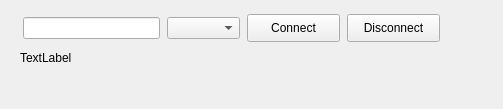
Qt form mainwindow.ui (d-serj/comhdlc) before a commit.
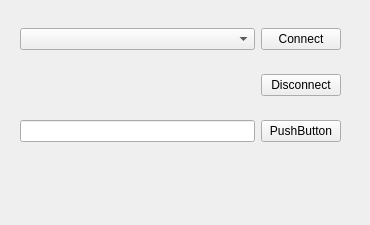
The same form after that commit.

Commit message: Update main window

The edit to the form file:
```diff
--- a/mainwindow.ui
+++ b/mainwindow.ui
@@ -6,72 +6,70 @@
    <rect>
     <x>0</x>
     <y>0</y>
-    <width>503</width>
-    <height>109</height>
+    <width>370</width>
+    <height>225</height>
    </rect>
   </property>
+  <property name="minimumSize">
+   <size>
+    <width>370</width>
+    <height>225</height>
+   </size>
+  </property>
+  <property name="maximumSize">
+   <size>
+    <width>370</width>
+    <height>225</height>
+   </size>
+  </property>
+  <property name="baseSize">
+   <size>
+    <width>370</width>
+    <height>225</height>
+   </size>
+  </property>
   <property name="windowTitle">
    <string>MainWindow</string>
   </property>
   <widget class="QWidget" name="centralwidget">
-   <widget class="QComboBox" name="comboBox">
-    <property name="geometry">
-     <rect>
-      <x>167</x>
-      <y>17</y>
-      <width>73</width>
-      <height>22</height>
-     </rect>
-    </property>
-   </widget>
-   <widget class="QPushButton" name="buttonConnect">
-    <property name="geometry">
-     <rect>
-      <x>247</x>
-      <y>14</y>
-      <width>93</width>
-      <height>28</height>
-     </rect>
-    </property>
-    <property name="text">
-     <string>Connect</string>
-    </property>
-   </widget>
-   <widget class="QPushButton" name="buttonDisconnect">
-    <property name="geometry">
-     <rect>
-      <x>347</x>
-      <y>14</y>
-      <width>93</width>
-      <height>28</height>
-     </rect>
-    </property>
-    <property name="text">
-     <string>Disconnect</string>
-    </property>
-   </widget>
-   <widget class="QLineEdit" name="lineEdit">
-    <property name="geometry">
-     <rect>
-      <x>23</x>
-      <y>17</y>
-      <width>137</width>
-      <height>22</height>
-     </rect>
-    </property>
-   </widget>
-   <widget class="QLabel" name="label">
+   <widget class="QWidget" name="gridLayoutWidget">
     <property name="geometry">
      <rect>
       <x>20</x>
-      <y>50</y>
-      <width>211</width>
-      <height>16</height>
+      <y>10</y>
+      <width>321</width>
+      <height>151</height>
      </rect>
     </property>
-    <property name="text">
-     <string>TextLabel</string>
-    </property>
+    <layout class="QGridLayout" name="gridLayout_2">
+     <item row="1" column="2">
+      <widget class="QPushButton" name="buttonDisconnect">
+       <property name="text">
+        <string>Disconnect</string>
+       </property>
+      </widget>
+     </item>
+     <item row="2" column="0">
+      <widget class="QLineEdit" name="lineEdit"/>
+     </item>
+     <item row="2" column="2">
+      <widget class="QPushButton" name="pushButton">
+       <property name="text">
+        <string>PushButton</string>
+       </property>
+      </widget>
+     </item>
+     <item row="0" column="2">
+      <widget class="QPushButton" name="buttonConnect">
+       <property name="text">
+        <string>Connect</string>
+       </property>
+      </widget>
+     </item>
+     <item row="0" column="0">
+      <widget class="QComboBox" name="comboBox"/>
+     </item>
+    </layout>
    </widget>
   </widget>
   <widget class="QMenuBar" name="menubar">
```
Left out of the diff: 6 changed lines with no effect on the pictures.
